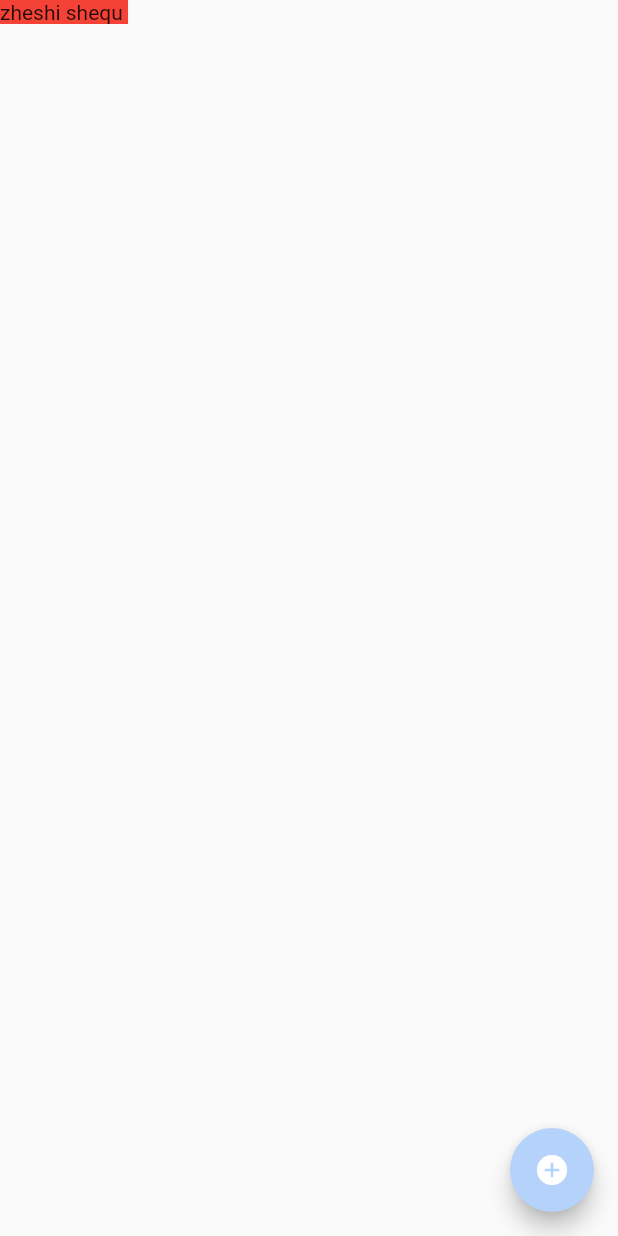
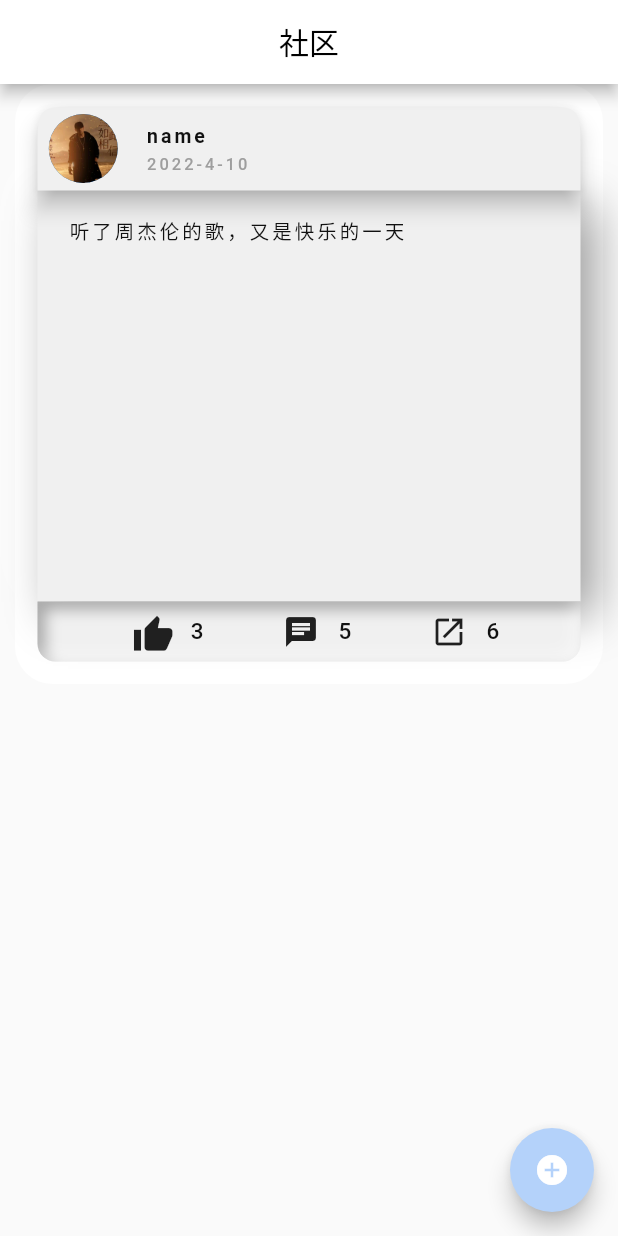
Before and after one commit to white-windmill/MusicStudio, a Flutter app: the communityPage screen opened directly, on a phone screen of 412 x 824 dp. Run offline on Flutter 3.47's test engine with Material 2 defaults, Android fonts, the phone set to English and light mode, and no system bars; drawn by our look-alikes of flutter_neumorphic; our stand-ins replace flutter_swiper, fluttertoast, image_picker, shared_preferences; accounts and stored records are empty.

Commit message:
社区帖子模块

```diff
--- a/music_studio/lib/mainPages/communityPage/communityAll.dart
+++ b/music_studio/lib/mainPages/communityPage/communityAll.dart
@@ -1,4 +1,5 @@
 import 'package:flutter/material.dart';
+import 'package:music_studio/mainPages/communityPage/postCardPart.dart';
 import 'package:music_studio/mainPages/homePage/searchMessagePart.dart';
 
 import 'addPostPart.dart';
@@ -9,10 +10,21 @@ class communityPage extends StatelessWidget {
     return DefaultTabController(
       length: 2,
       child: Scaffold(
-
+        appBar: AppBar(
+        automaticallyImplyLeading: false,
+        centerTitle: true,
+        backgroundColor: Color.fromARGB(255, 255, 255, 255),
+        title: Text(
+          '社区',
+          style: TextStyle(color: Colors.black),
+        ),
+      ),
          body: Container(
-           decoration: new BoxDecoration(color: Colors.red),
-           child: Expanded(child: Text("zheshi shequ ") ,)
+           child:Column(
+             children: [
+               postCardPage(),
+             ],
+           )
           ,
          ),
         floatingActionButton: FloatingActionButton(
--- /dev/null
+++ b/music_studio/lib/mainPages/communityPage/postCardPart.dart
@@ -0,0 +1,293 @@
+import 'package:flutter/material.dart';
+import 'package:flutter_neumorphic/flutter_neumorphic.dart';
+
+class postCardPage extends StatefulWidget {
+ // postCardPage({Key? key}) : super(key: key);
+
+  @override
+  State<postCardPage> createState() => _postCardPageState();
+}
+
+class _postCardPageState extends State<postCardPage> {
+
+  List<Widget> widgetList = [];
+  @override
+  Widget build(BuildContext context) {
+    return  Padding(
+        padding: EdgeInsets.only(left: 10, right: 10),
+        child: Container(
+            padding: EdgeInsets.all(15.0),
+            alignment: Alignment.center,
+            height: 400,
+            decoration: new BoxDecoration(
+                color: Colors.white,
+                borderRadius: BorderRadius.all(Radius.circular(25.0))),
+            child: Scaffold(
+                backgroundColor: Colors.white,
+                appBar: new AppBar(
+                    elevation: 6.0,
+                    shape: ContinuousRectangleBorder(
+                      borderRadius: const BorderRadius.only(
+                        topLeft: Radius.circular(30.0),
+                        topRight: Radius.circular(30.0),
+                      ),
+                    ),
+                    backgroundColor: Color.fromARGB(255, 240, 240, 240),
+                    leading: InkWell(
+                        child: Container(
+                            margin: EdgeInsets.only(top: 5, bottom: 5, left: 5),
+                            child: CircleAvatar(
+                                radius: 30,
+                                backgroundImage: AssetImage("lib/assets/rotationChart/rotation1.jpg"),
+                                child: Container(
+                                    padding: EdgeInsets.only(left: 10),
+                                    alignment: Alignment.center,
+                                    // width: 150,
+                                    height: 150))),
+                        onTap: () {
+                          print("click");
+                        }),
+                    title: IntrinsicWidth(
+                        child: new Column(
+                            mainAxisAlignment: MainAxisAlignment.start,
+                            children: [
+                          Container(
+                              alignment: Alignment.topLeft,
+                              child: Text("name",
+                                  style: TextStyle(
+                                      color: Color(0xFF111111),
+                                      decorationStyle:
+                                          TextDecorationStyle.double,
+                                      fontWeight: FontWeight.w700,
+                                      fontStyle: FontStyle.normal,
+                                      textBaseline: TextBaseline.alphabetic,
+                                      fontSize: 13,
+                                      letterSpacing: 2,
+                                      wordSpacing: 10,
+                                      height: 1.5),
+                                  textAlign: TextAlign.start)),
+                          Text("2022-4-10",
+                              style: TextStyle(
+                                  color: Colors.grey,
+                                  decorationStyle: TextDecorationStyle.double,
+                                  fontWeight: FontWeight.w500,
+                                  fontStyle: FontStyle.normal,
+                                  textBaseline: TextBaseline.alphabetic,
+                                  fontSize: 11,
+                                  letterSpacing: 2,
+                                  wordSpacing: 10,
+                                  height: 1.5),
+                              textAlign: TextAlign.start)
+                        ])),
+                    // actions: <Widget>[
+                    //   widget.uid == int.parse(UID)
+                    //       ? Text("")
+                    //       : IconButton(
+                    //           color: widget.followMode == 1
+                    //               ? Colors.red[700]
+                    //               : Colors.black,
+                    //           icon: widget.followMode == 1
+                    //               ? Icon(MyIcons.followFont, size: 28)
+                    //               : Icon(MyIcons.followFont),
+                    //           onPressed: () {
+                    //             showFollowDialog(context);
+                    //           })
+                    // ]
+                    ),
+                body: Neumorphic(
+                    style: NeumorphicStyle(
+                        boxShape: NeumorphicBoxShape.roundRect(
+                            BorderRadius.only(bottomLeft: Radius.circular(0))),
+                        depth: 20,
+                        color: Color.fromARGB(255, 240, 240, 240)),
+                    child: Container(
+                        padding: EdgeInsets.only(left: 10, top: 20, right: 10),
+                        child: new ListView(children: [
+                          Container(
+                              alignment: Alignment.topLeft,
+                              child: Text("  " + "听了周杰伦的歌，又是快乐的一天",
+                                  style: TextStyle(
+                                      color: Color(0xFF111111),
+                                      decorationStyle:
+                                          TextDecorationStyle.double,
+                                      fontWeight: FontWeight.w500,
+                                      fontStyle: FontStyle.normal,
+                                      textBaseline: TextBaseline.alphabetic,
+                                      fontSize: 13,
+                                      letterSpacing: 2,
+                                      wordSpacing: 10,
+                                      height: 1.2),
+                                  softWrap: true,
+                                  maxLines: 100,
+                                  overflow: TextOverflow.ellipsis)),
+                          SizedBox(height: 10),
+                          Container(
+                              child: Padding(
+                                  padding: EdgeInsets.only(
+                                      left: 10, top: 15, right: 10),
+                                  child: new Wrap(
+                                      spacing: 10,
+                                      runSpacing: 8,
+                                      children: widgetList)))
+                        ]))),
+                bottomNavigationBar: Neumorphic(
+                    style: NeumorphicStyle(
+                        boxShape: NeumorphicBoxShape.roundRect(
+                            BorderRadius.only(
+                                bottomLeft: Radius.circular(12),
+                                bottomRight: Radius.circular(12))),
+                        depth: -10,
+                        color: Color.fromARGB(255, 240, 240, 240)),
+                    child: IntrinsicWidth(
+                        child: Container(
+                            height: 40,
+                            child: new Row(
+                                mainAxisAlignment:
+                                    MainAxisAlignment.spaceEvenly,
+                                children: [
+                                  new Row(children: <Widget>[
+                                    new Row(children: [
+                                      IconButton(
+                                       icon: Icon(Icons.thumb_up),
+                                        iconSize: 28,
+                                        onPressed: (){},
+                                          // color: widget.likeMode == 1
+                                          //     ? Color.fromARGB(
+                                          //         255, 176, 210, 176)
+                                          //     : Colors.black,
+                                          // icon: widget.likeMode == 1
+                                          //     ? Icon(MyIcons.likeFont, size: 28)
+                                          //     : Icon(MyIcons.likeFont),
+                                          // onPressed: () {
+                                          //   if (widget.likeMode == 0) {
+                                          //     updatePostLikeCommShare(
+                                          //         widget.pid,
+                                          //         widget.likes + 1,
+                                          //         widget.comments,
+                                          //         widget.forwards);
+                                          //     setState(() {
+                                          //       widget.likes += 1;
+                                          //       widget.likeMode = 1;
+                                          //     });
+                                          //   } else {
+                                          //     updatePostLikeCommShare(
+                                          //         widget.pid,
+                                          //         widget.likes - 1,
+                                          //         widget.comments,
+                                          //         widget.forwards);
+                                          //     setState(() {
+                                          //       widget.likes -= 1;
+                                          //       widget.likeMode = 0;
+                                          //     });
+                                          //   }
+                                          // }
+
+                                          ),
+                                      Text(
+                                        // '${widget.likes}',
+                                        "3",
+                                          style: TextStyle(
+                                              color: Color(0xFF111111),
+                                              decorationStyle:
+                                                  TextDecorationStyle.double,
+                                              fontWeight: FontWeight.w500,
+                                              fontStyle: FontStyle.normal,
+                                              textBaseline:
+                                                  TextBaseline.alphabetic,
+                                              fontSize: 15,
+                                              letterSpacing: 2,
+                                              wordSpacing: 10,
+                                              height: 1.2))
+                                    ]),
+                                    SizedBox(width: 40),
+                                    new Row(children: [
+                                      IconButton(
+                                          icon: Icon(Icons.chat),
+                                          onPressed: () {
+                                          }),
+                                      Text('5',
+                                          style: TextStyle(
+                                              color: Color(0xFF111111),
+                                              decorationStyle:
+                                                  TextDecorationStyle.double,
+                                              fontWeight: FontWeight.w500,
+                                              fontStyle: FontStyle.normal,
+                                              textBaseline:
+                                                  TextBaseline.alphabetic,
+                                              fontSize: 15,
+                                              letterSpacing: 2,
+                                              wordSpacing: 10,
+                                              height: 1.2))
+                                    ]),
+                                    SizedBox(width: 40),
+                                    new Row(children: [
+                                      IconButton(
+                                          onPressed: () {
+
+                                          },
+                                          icon: Icon(Icons.launch)),
+                                      Text('6',
+                                          style: TextStyle(
+                                              color: Color(0xFF111111),
+                                              decorationStyle:
+                                                  TextDecorationStyle.double,
+                                              fontWeight: FontWeight.w500,
+                                              fontStyle: FontStyle.normal,
+                                              textBaseline:
+                                                  TextBaseline.alphabetic,
+                                              fontSize: 15,
+                                              letterSpacing: 2,
+                                              wordSpacing: 10,
+                                              height: 1.2))
+                                    ])
+                                  ])
+                                ])))))));
+  }
+
+
+
+  // showFollowDialog(BuildContext context) {
+  //   //设置按钮
+  //   Widget cancelButton = FlatButton(
+  //     child: Text("取消"),
+  //     onPressed: () {
+  //       Navigator.of(context).pop();
+  //     },
+  //   );
+  //   Widget continueButton = FlatButton(
+  //     child: Text("确定"),
+  //     onPressed: () {
+  //       if (widget.followMode == 0)
+  //         insertFollow(widget.uid, int.parse(UID));
+  //       else
+  //         deleteFollow(widget.uid, int.parse(UID));
+  //       setState(() {
+  //         widget.followMode = 1 - widget.followMode;
+  //       });
+  //       Navigator.of(context).pop();
+  //     },
+  //   );
+
+  //   //设置对话框
+  //   AlertDialog alert = AlertDialog(
+  //       title: Text("关注提示框"),
+  //       content: Text("确定关注吗？"),
+  //       actions: [continueButton, cancelButton]);
+
+  //   AlertDialog alert2 = AlertDialog(
+  //       title: Text("取消关注提示框"),
+  //       content: Text("确定取消关注吗？"),
+  //       actions: [continueButton, cancelButton]);
+
+  //   //显示对话框
+  //   showDialog(
+  //     context: context,
+  //     builder: (BuildContext context) {
+  //       if (widget.followMode == 0)
+  //         return alert;
+  //       else
+  //         return alert2;
+  //     },
+  //   );
+  // }
+  }
--- a/music_studio/lib/mainPages/homePage/editorialSelection.dart
+++ b/music_studio/lib/mainPages/homePage/editorialSelection.dart
@@ -1,7 +1,7 @@
 import 'package:flutter/material.dart';
 import 'package:flutter/rendering.dart';
 import 'package:music_studio/mainPages/homePage/songList.dart';
-import 'package:music_studio/mainPages/homePage/songListDetail.dart';
+import 'package:music_studio/mainPages/homePage/editorialSelectionDetail.dart';
 
 class editorialSelection extends StatefulWidget {
   // editorialSelection({Key? key}) : super(key: key);
--- a/music_studio/lib/mainPages/homePage/songList.dart
+++ b/music_studio/lib/mainPages/homePage/songList.dart
@@ -25,7 +25,7 @@ class _songListState extends State<songList> {
                 fit: BoxFit.cover),
           ),
           SizedBox(
-            width: 30,
+            width: 20,
           ),
           Expanded(
             child: Column(
```
Also changed, not shown: music_studio/lib/mainPages/homePage/editorialSelectionDetail.dart (renamed from music_studio/lib/mainPages/homePage/songListDetail.dart), 1 other file.
